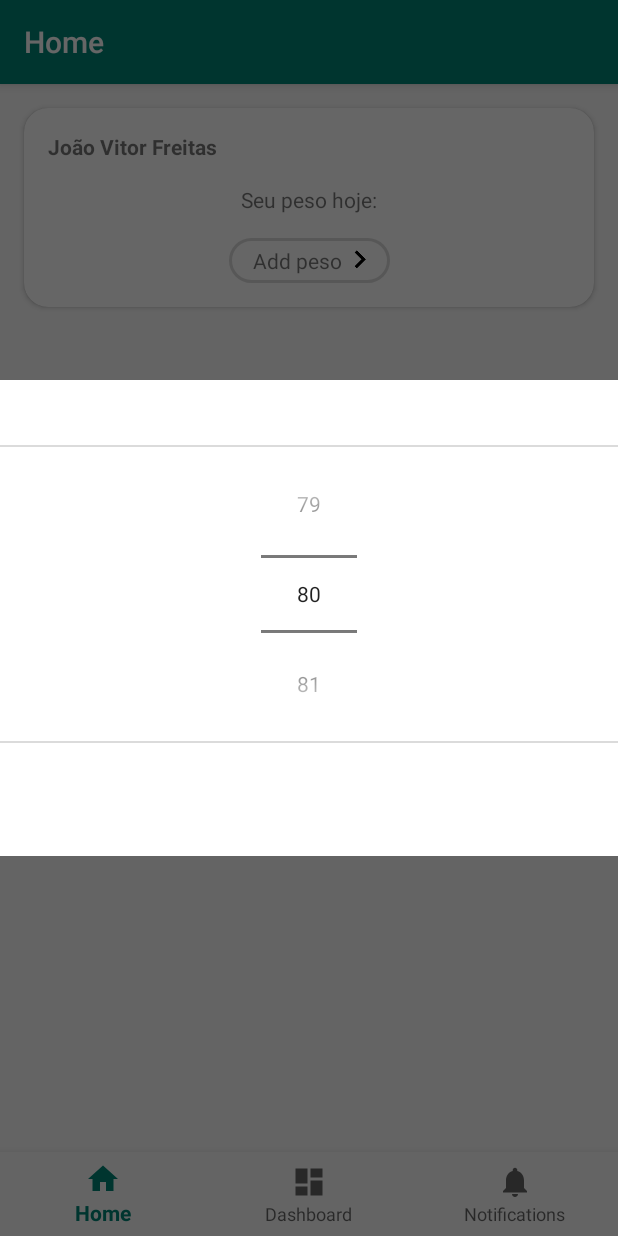
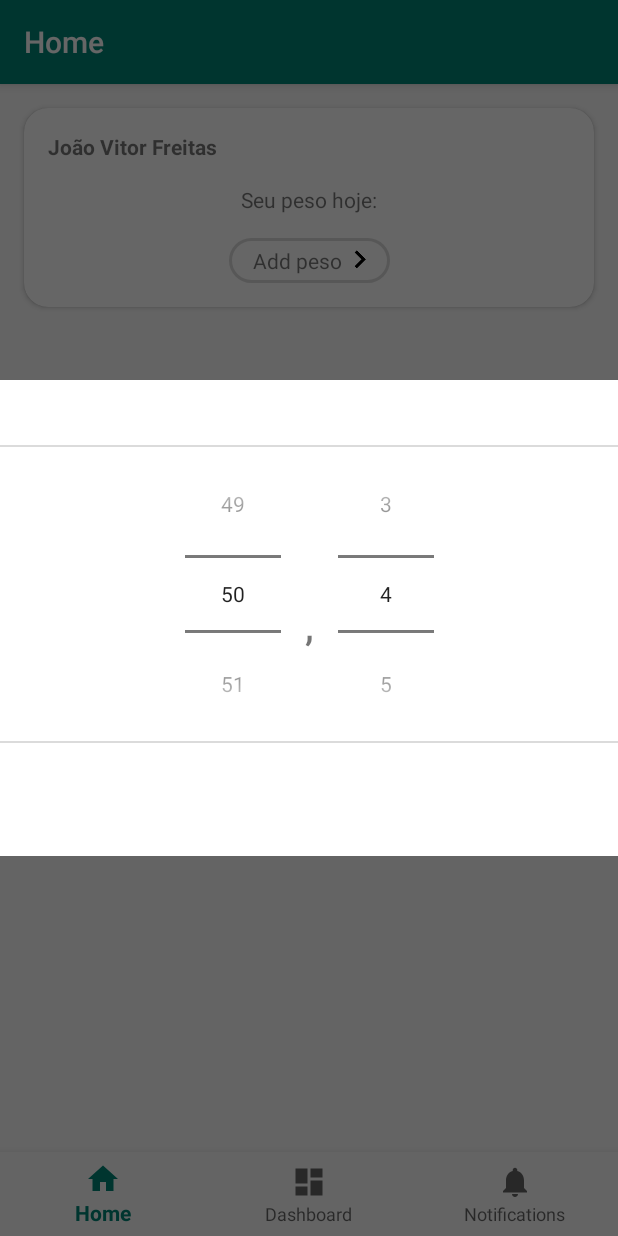
Before and after one commit to joaooab/weight-control-app, an Android app: the screen it shows after launch (MainActivity), after a tap on "Add peso", on a phone screen of 412 x 824 dp. Run offline under Robolectric (Android 15) with nearby library versions, the phone set to English and light mode, and no system bars; our stand-ins replace navigation-ui.

Commit message:
dialog weight

```diff
--- a/app/src/main/java/com/br/weightcontrol/data/Weight.kt
+++ b/app/src/main/java/com/br/weightcontrol/data/Weight.kt
@@ -1,5 +1,3 @@
 package com.br.weightcontrol.data
 
-import java.time.LocalDate
-
-data class Weight(val date: LocalDate, val weight: Double)
+data class Weight(val weight: Double = 0.0)
--- a/app/src/main/java/com/br/weightcontrol/ui/component/NumberPickerDialog.kt
+++ b/app/src/main/java/com/br/weightcontrol/ui/component/NumberPickerDialog.kt
@@ -6,12 +6,30 @@
 import android.view.ViewGroup
 import androidx.fragment.app.DialogFragment
 import com.br.weightcontrol.R
+import com.br.weightcontrol.data.Weight
 import kotlinx.android.synthetic.main.dialog_number_picker.*
 
 class NumberPickerDialog : DialogFragment() {
 
+    private lateinit var onFinished: (weight: Weight) -> Unit
+    private lateinit var weight: Weight
+
     companion object {
-        fun newInstance() = NumberPickerDialog()
+        private const val DEFAULT_WEIGHT = 50.0
+        private const val MIN_VALUE_NUMBER_PICKER_PRIMARY = 20
+        private const val MAX_VALUE_NUMBER_PICKER_PRIMARY = 200
+        private const val MIN_VALUE_NUMBER_PICKER_SECONDARY = 0
+        private const val MAX_VALUE_NUMBER_PICKER_SECONDARY = 9
+
+        fun newInstance(
+            onFinished: (weight: Weight) -> Unit,
+            weight: Weight? = null
+        ): NumberPickerDialog {
+            val dialog = NumberPickerDialog()
+            dialog.weight = weight ?: Weight(DEFAULT_WEIGHT)
+            dialog.onFinished = onFinished
+            return dialog
+        }
     }
 
     override fun onStart() {
@@ -32,10 +50,34 @@
 
     override fun onViewCreated(view: View, savedInstanceState: Bundle?) {
         super.onViewCreated(view, savedInstanceState)
-        numberPicker.apply {
-            minValue = 20
-            maxValue = 200
-            value = 80
+        setUpNumberPickerPrimary()
+        setUpNumberPickerSecondary()
+        setupButtonAction()
+    }
+
+    private fun setupButtonAction() {
+        buttonAction.setOnClickListener {
+            val numberPrimary = numberPickerPrimary.value.toDouble()
+            val numberSecondary = numberPickerSecondary.value.toDouble() / 10
+            val value = numberPrimary + numberSecondary
+            onFinished(Weight(value))
+            dialog.dismiss()
+        }
+    }
+
+    private fun setUpNumberPickerSecondary() {
+        numberPickerSecondary.apply {
+            minValue = MIN_VALUE_NUMBER_PICKER_SECONDARY
+            maxValue = MAX_VALUE_NUMBER_PICKER_SECONDARY
+            value = weight.weight.toInt()
+        }
+    }
+
+    private fun setUpNumberPickerPrimary() {
+        numberPickerPrimary.apply {
+            minValue = MIN_VALUE_NUMBER_PICKER_PRIMARY
+            maxValue = MAX_VALUE_NUMBER_PICKER_PRIMARY
+            value = weight.weight.toInt()
         }
     }
 }
--- a/app/src/main/java/com/br/weightcontrol/ui/dashboard/RegisterWeightDialogFragment.kt
+++ /dev/null
@@ -1,26 +0,0 @@
-package com.br.weightcontrol.ui.dashboard
-
-import android.os.Bundle
-import android.view.LayoutInflater
-import android.view.View
-import android.view.ViewGroup
-import androidx.fragment.app.DialogFragment
-import com.br.weightcontrol.R
-
-class RegisterWeightDialogFragment: DialogFragment() {
-    companion object {
-        fun newInstance() = RegisterWeightDialogFragment()
-    }
-
-    override fun onCreateView(
-        inflater: LayoutInflater,
-        container: ViewGroup?,
-        savedInstanceState: Bundle?
-    ): View? {
-        return inflater.inflate(R.layout.dialog_register_weight, container, false)
-    }
-
-    override fun onViewCreated(view: View, savedInstanceState: Bundle?) {
-        super.onViewCreated(view, savedInstanceState)
-    }
-}
--- a/app/src/main/java/com/br/weightcontrol/ui/home/HomeFragment.kt
+++ b/app/src/main/java/com/br/weightcontrol/ui/home/HomeFragment.kt
@@ -1,6 +1,5 @@
 package com.br.weightcontrol.ui.home
 
-import android.app.AlertDialog
 import android.os.Bundle
 import android.view.LayoutInflater
 import android.view.View
@@ -24,22 +23,29 @@
     ): View? {
         viewModel = ViewModelProviders.of(this).get(HomeViewModel::class.java)
 
-        viewModel.weight.observe(this, Observer {
-            textViewWeight.text = it
-        })
-
         return inflater.inflate(R.layout.fragment_home, container, false)
     }
 
     override fun onViewCreated(view: View, savedInstanceState: Bundle?) {
         super.onViewCreated(view, savedInstanceState)
         setUpAddWeight()
+        observeWeight()
+    }
+
+    private fun observeWeight() {
+        viewModel.weight.observe(this, Observer {
+            textViewWeight.text = it.weight.toString()
+            linearLayoutWeight.visibility = View.VISIBLE
+            textViewAddWeight.visibility = View.GONE
+        })
     }
 
     private fun setUpAddWeight() {
         textViewAddWeight.setOnClickListener {
             supportFragmentManager {
-                NumberPickerDialog.newInstance().show(this, "")
+                NumberPickerDialog.newInstance({
+                    viewModel.addWeight(it)
+                }).show(this, "")
             }
         }
     }
--- a/app/src/main/java/com/br/weightcontrol/ui/home/HomeViewModel.kt
+++ b/app/src/main/java/com/br/weightcontrol/ui/home/HomeViewModel.kt
@@ -3,11 +3,14 @@
 import androidx.lifecycle.LiveData
 import androidx.lifecycle.MutableLiveData
 import androidx.lifecycle.ViewModel
+import com.br.weightcontrol.data.Weight
 
 class HomeViewModel : ViewModel() {
 
-	private val _weight = MutableLiveData<String>().apply {
-		value = "80"
-	}
-	val weight: LiveData<String> = _weight
+    private val _weight = MutableLiveData<Weight>()
+    val weight: LiveData<Weight> = _weight
+
+    fun addWeight(weight: Weight) {
+        _weight.value = weight
+    }
 }
--- a/app/src/main/res/layout/card_view_weight.xml
+++ b/app/src/main/res/layout/card_view_weight.xml
@@ -22,7 +22,7 @@
             app:layout_constraintTop_toTopOf="parent" />
 
         <TextView
-            android:id="@+id/textView2"
+            android:id="@+id/textViewDailyWeight"
             android:layout_width="wrap_content"
             android:layout_height="wrap_content"
             android:layout_marginTop="16dp"
@@ -46,18 +46,19 @@
             android:paddingEnd="8dp"
             android:text="@string/add_weight"
             app:layout_constraintBottom_toBottomOf="parent"
-            app:layout_constraintEnd_toEndOf="@+id/textView2"
-            app:layout_constraintStart_toStartOf="@+id/textView2"
-            app:layout_constraintTop_toBottomOf="@+id/textView2" />
+            app:layout_constraintEnd_toEndOf="@+id/textViewDailyWeight"
+            app:layout_constraintStart_toStartOf="@+id/textViewDailyWeight"
+            app:layout_constraintTop_toBottomOf="@+id/textViewDailyWeight" />
 
         <LinearLayout
+            android:id="@+id/linearLayoutWeight"
             android:layout_width="wrap_content"
             android:layout_height="wrap_content"
             android:orientation="horizontal"
             android:visibility="gone"
-            app:layout_constraintEnd_toEndOf="@+id/textView2"
-            app:layout_constraintStart_toStartOf="@+id/textView2"
-            app:layout_constraintTop_toBottomOf="@+id/textView2">
+            app:layout_constraintEnd_toEndOf="@+id/textViewDailyWeight"
+            app:layout_constraintStart_toStartOf="@+id/textViewDailyWeight"
+            app:layout_constraintTop_toBottomOf="@+id/textViewDailyWeight">
 
             <TextView
                 android:id="@+id/textViewWeight"
--- a/app/src/main/res/layout/dialog_number_picker.xml
+++ b/app/src/main/res/layout/dialog_number_picker.xml
@@ -29,16 +29,44 @@
         app:layout_constraintStart_toStartOf="parent"
         app:layout_constraintTop_toBottomOf="@+id/textView3" />
 
-    <NumberPicker
-        android:id="@+id/numberPicker"
+    <TextView
+        android:id="@+id/textViewComma"
         android:layout_width="wrap_content"
         android:layout_height="wrap_content"
+        android:text="@string/comma"
+        android:textSize="24sp"
+        android:textStyle="bold"
+        app:layout_constraintBottom_toTopOf="@+id/line2"
+        app:layout_constraintEnd_toStartOf="@+id/numberPickerSecondary"
+        app:layout_constraintStart_toEndOf="@+id/numberPickerPrimary"
+        app:layout_constraintTop_toBottomOf="@+id/line"
+        app:layout_constraintVertical_bias="0.63" />
+
+    <NumberPicker
+        android:id="@+id/numberPickerPrimary"
+        android:layout_width="wrap_content"
+        android:layout_height="wrap_content"
+        android:layout_marginTop="8dp"
+        android:layout_marginEnd="16dp"
+        android:ems="10"
+        android:inputType="time"
+        android:timePickerMode="spinner"
+        app:layout_constraintEnd_toStartOf="@+id/textViewComma"
+        app:layout_constraintHorizontal_chainStyle="packed"
+        app:layout_constraintStart_toStartOf="parent"
+        app:layout_constraintTop_toBottomOf="@+id/line" />
+
+    <NumberPicker
+        android:id="@+id/numberPickerSecondary"
+        android:layout_width="wrap_content"
+        android:layout_height="wrap_content"
+        android:layout_marginStart="16dp"
         android:layout_marginTop="8dp"
         android:ems="10"
         android:inputType="time"
         android:timePickerMode="spinner"
         app:layout_constraintEnd_toEndOf="parent"
-        app:layout_constraintStart_toStartOf="parent"
+        app:layout_constraintStart_toEndOf="@+id/textViewComma"
         app:layout_constraintTop_toBottomOf="@+id/line" />
 
     <View
@@ -52,10 +80,10 @@
         app:layout_constraintEnd_toEndOf="parent"
         app:layout_constraintHorizontal_bias="0.0"
         app:layout_constraintStart_toStartOf="parent"
-        app:layout_constraintTop_toBottomOf="@+id/numberPicker" />
+        app:layout_constraintTop_toBottomOf="@+id/numberPickerPrimary" />
 
     <com.google.android.material.button.MaterialButton
-        android:id="@+id/buttonParkBegin"
+        android:id="@+id/buttonAction"
         style="@style/Widget.AppCompat.Button.Borderless"
         android:layout_width="0dp"
         android:layout_height="wrap_content"
@@ -72,5 +100,4 @@
         app:layout_constraintStart_toStartOf="parent"
         app:layout_constraintTop_toBottomOf="@+id/line2" />
 
-
 </androidx.constraintlayout.widget.ConstraintLayout>
--- a/app/src/main/res/layout/dialog_register_weight.xml
+++ /dev/null
@@ -1,31 +0,0 @@
-<?xml version="1.0" encoding="utf-8"?>
-<androidx.constraintlayout.widget.ConstraintLayout xmlns:android="http://schemas.android.com/apk/res/android"
-    android:layout_width="match_parent"
-    android:layout_height="match_parent"
-    xmlns:app="http://schemas.android.com/apk/res-auto">
-
-    <com.google.android.material.textfield.TextInputLayout
-        android:id="@+id/text_input_layout_data_inicio"
-        android:layout_width="match_parent"
-        android:layout_height="wrap_content"
-        android:layout_marginStart="16dp"
-        android:layout_marginTop="8dp"
-        android:layout_marginEnd="16dp"
-        android:hint="Data início"
-        app:layout_constraintEnd_toEndOf="parent"
-        app:layout_constraintStart_toStartOf="parent"
-        app:layout_constraintTop_toTopOf="parent"
-        app:layout_goneMarginTop="16dp">
-
-<!--        <br.com.maximasistemas.maxgestao.ui.components.EditTextDatePicker-->
-<!--            android:id="@+id/editText_dtinicio"-->
-<!--            android:layout_width="match_parent"-->
-<!--            android:layout_height="wrap_content"-->
-<!--            android:drawableEnd="@drawable/ic_date_range_black_24dp"-->
-<!--            android:ems="10"-->
-<!--            android:focusable="false"-->
-<!--            android:longClickable="false" />-->
-
-    </com.google.android.material.textfield.TextInputLayout>
-
-</androidx.constraintlayout.widget.ConstraintLayout>
--- a/app/src/main/res/layout/fragment_home.xml
+++ b/app/src/main/res/layout/fragment_home.xml
@@ -12,4 +12,6 @@
         app:layout_constraintEnd_toEndOf="parent"
         app:layout_constraintStart_toStartOf="parent"
         app:layout_constraintTop_toTopOf="parent" />
+
+
 </androidx.constraintlayout.widget.ConstraintLayout>
--- a/app/src/main/res/values/strings.xml
+++ b/app/src/main/res/values/strings.xml
@@ -9,4 +9,5 @@
     <string name="cancel">Cancelar</string>
     <string name="labal_daily_weight">Seu peso hoje:</string>
     <string name="add_weight">Add peso</string>
+    <string name="comma">,</string>
 </resources>
```
